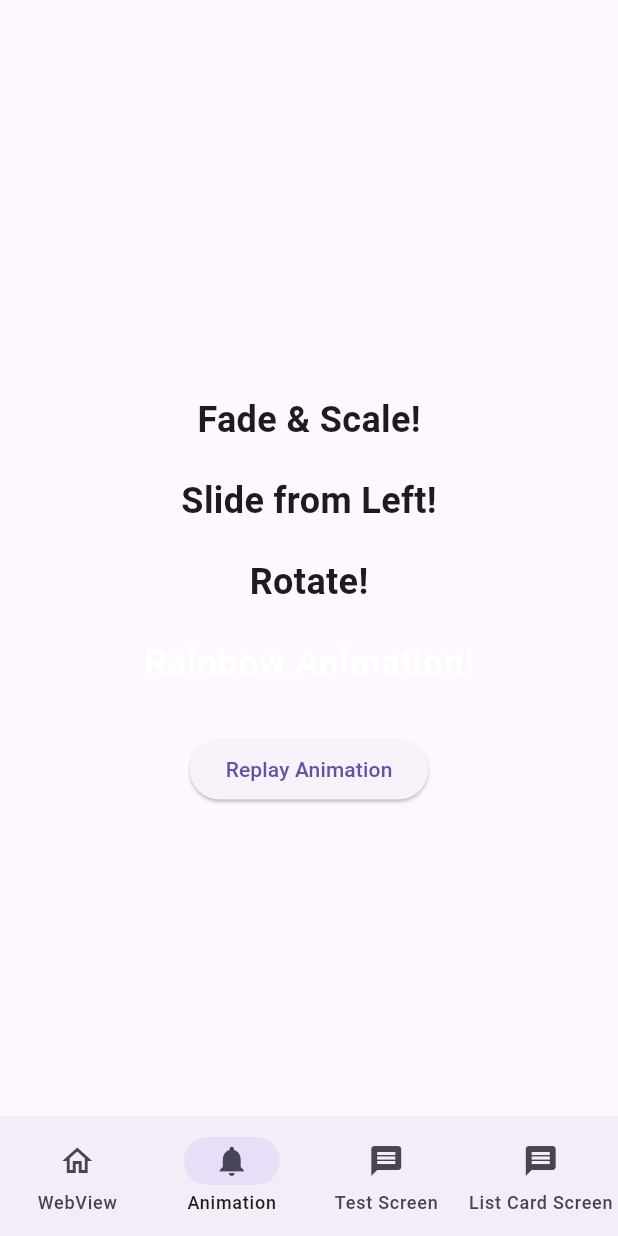
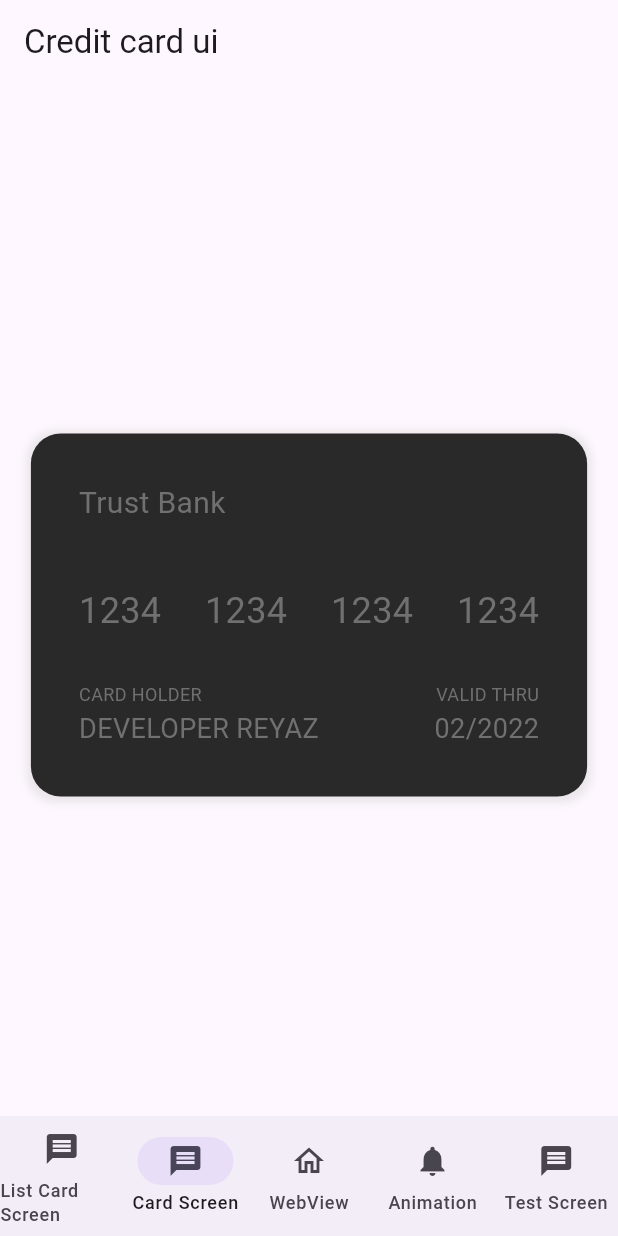
Before and after one commit to NV-Phong/Hello-World, a Flutter app: the screen it shows after launch, item 2 of the bottom bar chosen, on a phone screen of 412 x 824 dp. Run offline on Flutter 3.47's test engine with Material 3 defaults, Android fonts, the phone set to English and light mode, and no system bars; our stand-ins replace flutter_animate, webview_flutter; missing offline and left inert: tdesign_flutter; statements that could not run were skipped.

Commit message:
FEAT - card

```diff
--- a/lib/layout/navigationbar.dart
+++ b/lib/layout/navigationbar.dart
@@ -1,5 +1,6 @@
 import 'package:flutter/material.dart';
 import 'package:helloworld/screens/animate_screen.dart';
+import 'package:helloworld/screens/card_screen.dart';
 import 'package:helloworld/screens/list_card_screen.dart';
 import 'package:helloworld/screens/test_screen.dart';
 import 'package:helloworld/screens/webview_screen.dart';
@@ -16,10 +17,11 @@ class _NavigationState extends State<Navigation> {
 
   // Các trang ứng với từng tab
   final List<Widget> pages = [
+    const ListCardScreen(),
+    const CardScreen(),
     const WebView(),
     const Animate(),
     const Test(),
-    const ListCardScreen(),
     const Center(child: Text('Messages Page')),
   ];
 
@@ -39,6 +41,14 @@ class _NavigationState extends State<Navigation> {
         selectedIndex: currentPageIndex,
         destinations: const <Widget>[
           NavigationDestination(
+            icon: Icon(Icons.message),
+            label: 'List Card Screen',
+          ),
+          NavigationDestination(
+            icon: Icon(Icons.message),
+            label: 'Card Screen',
+          ),
+          NavigationDestination(
             selectedIcon: Icon(Icons.home),
             icon: Icon(Icons.home_outlined),
             label: 'WebView',
@@ -51,10 +61,6 @@ class _NavigationState extends State<Navigation> {
             icon: Icon(Icons.message),
             label: 'Test Screen',
           ),
-          NavigationDestination(
-            icon: Icon(Icons.message),
-            label: 'List Card Screen',
-          ),
         ],
       ),
     );
--- a/lib/routes/home_route.dart
+++ b/lib/routes/home_route.dart
@@ -1,6 +1,7 @@
 import 'package:flutter/material.dart';
 import 'package:helloworld/layout/layout.dart';
 import 'package:helloworld/screens/animate_screen.dart';
+import 'package:helloworld/screens/card_screen.dart';
 import 'package:helloworld/screens/list_card_screen.dart';
 import 'package:helloworld/screens/webview_screen.dart';
 
@@ -11,5 +12,6 @@ class HomeRoutes {
     '/webview': (context) => const Layout(body: WebView()),
     '/test': (context) => const Layout(body: WebView()),
     '/listcard': (context) => const Layout(body: ListCardScreen()),
+    '/card': (context) => const Layout(body: CardScreen()),
   };
 }
--- /dev/null
+++ b/lib/screens/card_screen.dart
@@ -0,0 +1,146 @@
+import 'package:flutter/material.dart';
+
+class CardScreen extends StatefulWidget {
+  const CardScreen({super.key});
+
+  @override
+  _CardScreenState createState() => _CardScreenState();
+}
+
+class _CardScreenState extends State<CardScreen> {
+  @override
+  Widget build(BuildContext context) {
+    return Scaffold(
+      appBar: AppBar(
+        title: const Text("Credit card ui"),
+      ),
+      body: Center(
+        child: Column(
+          mainAxisAlignment: MainAxisAlignment.center,
+          children: <Widget>[
+            // _getWhiteCard(false),
+            const SizedBox(
+              height: 20,
+            ),
+            _getWhiteCard(true)
+          ],
+        ),
+      ),
+      // This trailing comma makes auto-formatting nicer for build methods.
+    );
+  }
+
+  Widget _getWhiteCard(bool isGrey) {
+    return Container(
+      padding: const EdgeInsets.all(32),
+      decoration: BoxDecoration(
+          borderRadius: BorderRadius.all(Radius.circular(20)),
+          color: isGrey ? Color(0xFF292929) : Colors.white,
+          boxShadow: [
+            BoxShadow(
+                color: Colors.grey.withOpacity(0.2),
+                spreadRadius: 3,
+                blurRadius: 4,
+                offset: Offset(0, 1))
+          ]),
+      width: MediaQuery.of(context).size.width * .9,
+      child: const Column(
+        children: [
+          Row(
+            mainAxisAlignment: MainAxisAlignment.spaceBetween,
+            children: [
+              // Image.asset("assets/images/card_logo.png", height: 30),
+              Text(
+                "Trust Bank",
+                style: TextStyle(
+                    fontSize: 20,
+                    fontFamily: "Roboto",
+                    color: Color(0xFF707070)),
+              )
+            ],
+          ),
+          SizedBox(
+            height: 40,
+          ),
+          Row(
+            mainAxisAlignment: MainAxisAlignment.spaceBetween,
+            children: [
+              Text(
+                "1234",
+                style: TextStyle(
+                    fontSize: 24,
+                    fontFamily: "Roboto",
+                    color: Color(0xFF707070)),
+              ),
+              Text(
+                "1234",
+                style: TextStyle(
+                    fontSize: 24,
+                    fontFamily: "Roboto",
+                    color: Color(0xFF707070)),
+              ),
+              Text(
+                "1234",
+                style: TextStyle(
+                    fontSize: 24,
+                    fontFamily: "Roboto",
+                    color: Color(0xFF707070)),
+              ),
+              Text(
+                "1234",
+                style: TextStyle(
+                    fontSize: 24,
+                    fontFamily: "Roboto",
+                    color: Color(0xFF707070)),
+              ),
+            ],
+          ),
+          SizedBox(
+            height: 30,
+          ),
+          Row(
+            mainAxisAlignment: MainAxisAlignment.spaceBetween,
+            children: [
+              Text(
+                "CARD HOLDER",
+                style: TextStyle(
+                    fontSize: 12,
+                    fontFamily: "Roboto",
+                    color: Color(0xFF707070)),
+              ),
+              Text(
+                "VALID THRU",
+                style: TextStyle(
+                    fontSize: 12,
+                    fontFamily: "Roboto",
+                    color: Color(0xFF707070)),
+              ),
+            ],
+          ),
+          SizedBox(
+            height: 2,
+          ),
+          Row(
+            mainAxisAlignment: MainAxisAlignment.spaceBetween,
+            children: [
+              Text(
+                "DEVELOPER REYAZ",
+                style: TextStyle(
+                    fontSize: 18,
+                    fontFamily: "Roboto",
+                    color: Color(0xFF707070)),
+              ),
+              Text(
+                "02/2022",
+                style: TextStyle(
+                    fontSize: 18,
+                    fontFamily: "Roboto",
+                    color: Color(0xFF707070)),
+              ),
+            ],
+          ),
+        ],
+      ),
+    );
+  }
+}
--- /dev/null
+++ b/lib/screens/detail_screen.dart
@@ -0,0 +1,32 @@
+import 'package:flutter/material.dart';
+
+class DetailScreen extends StatelessWidget {
+  final Map<String, String> employee;
+
+  const DetailScreen({super.key, required this.employee});
+
+  @override
+  Widget build(BuildContext context) {
+    return Scaffold(
+      appBar: AppBar(
+        title: Text('Chi tiết nhân viên - ${employee['id']}'),
+      ),
+      body: Padding(
+        padding: const EdgeInsets.all(16.0),
+        child: Column(
+          crossAxisAlignment: CrossAxisAlignment.start,
+          children: [
+            Text('Tên: ${employee['name']}',
+                style: const TextStyle(fontSize: 18)),
+            const SizedBox(height: 8),
+            Text('Mã số NV: ${employee['id']}',
+                style: const TextStyle(fontSize: 16)),
+            const SizedBox(height: 8),
+            Text('SĐT: ${employee['SDT']}',
+                style: const TextStyle(fontSize: 16)),
+          ],
+        ),
+      ),
+    );
+  }
+}
```
